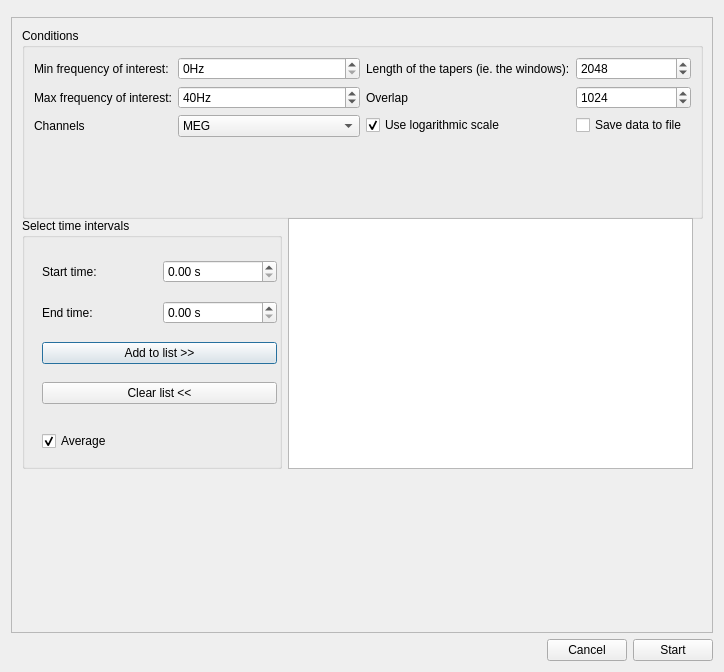
The window that qt4Designer_ui_files/powerSpectrumDialogUi.ui (cibr-jyu/meggie) describes before a commit, drawn with Qt 5.
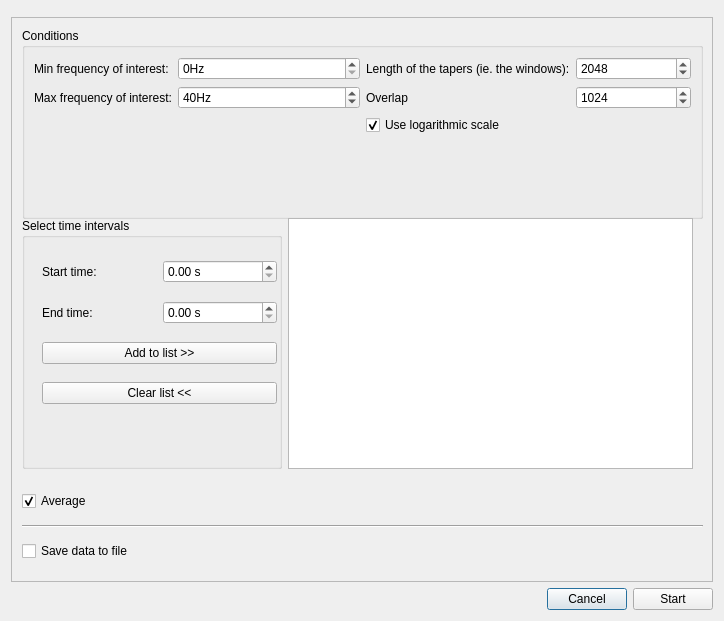
The same window after the commit.

Commit message: Do spectrum for epochs and update mne to 0.12.0

What changed in the file:
```diff
--- a/qt4Designer_ui_files/powerSpectrumDialogUi.ui
+++ b/qt4Designer_ui_files/powerSpectrumDialogUi.ui
@@ -7,13 +7,54 @@
     <x>0</x>
     <y>0</y>
     <width>724</width>
-    <height>672</height>
+    <height>621</height>
    </rect>
   </property>
   <property name="windowTitle">
    <string>Power spectrum</string>
   </property>
   <layout class="QGridLayout" name="gridLayout">
+   <item row="0" column="0">
+    <widget class="QDialogButtonBox" name="buttonBox">
+     <property name="orientation">
+      <enum>Qt::Horizontal</enum>
+     </property>
+     <property name="standardButtons">
+      <set>QDialogButtonBox::NoButton</set>
+     </property>
+    </widget>
+   </item>
+   <item row="2" column="0">
+    <layout class="QHBoxLayout" name="horizontalLayout_2">
+     <item>
+      <spacer name="horizontalSpacer_2">
+       <property name="orientation">
+        <enum>Qt::Horizontal</enum>
+       </property>
+       <property name="sizeHint" stdset="0">
+        <size>
+         <width>40</width>
+         <height>20</height>
+        </size>
+       </property>
+      </spacer>
+     </item>
+     <item>
+      <widget class="QPushButton" name="pushButtonReject">
+       <property name="text">
+        <string>Cancel</string>
+       </property>
+      </widget>
+     </item>
+     <item>
+      <widget class="QPushButton" name="pushButtonAccept">
+       <property name="text">
+        <string>Start</string>
+       </property>
+      </widget>
+     </item>
+    </layout>
+   </item>
    <item row="1" column="0">
     <widget class="QScrollArea" name="scrollArea">
      <property name="widgetResizable">
@@ -25,13 +66,13 @@
         <x>0</x>
         <y>0</y>
         <width>704</width>
-        <height>607</height>
+        <height>556</height>
        </rect>
       </property>
       <property name="minimumSize">
        <size>
         <width>700</width>
-        <height>410</height>
+        <height>540</height>
        </size>
       </property>
       <widget class="QGroupBox" name="groupBoxConditions">
@@ -106,27 +147,6 @@
               </property>
              </widget>
             </item>
-            <item row="3" column="0">
-             <widget class="QLabel" name="labelChannels">
-              <property name="text">
-               <string>Channels</string>
-              </property>
-             </widget>
-            </item>
-            <item row="3" column="1">
-             <widget class="QComboBox" name="comboBoxChannels">
-              <item>
-               <property name="text">
-                <string>MEG</string>
-               </property>
-              </item>
-              <item>
-               <property name="text">
-                <string>EEG</string>
-               </property>
-              </item>
-             </widget>
-            </item>
            </layout>
           </item>
           <item>
@@ -202,13 +222,6 @@
               </property>
              </widget>
             </item>
-            <item row="2" column="1">
-             <widget class="QCheckBox" name="checkBoxSaveData">
-              <property name="text">
-               <string>Save data to file</string>
-              </property>
-             </widget>
-            </item>
            </layout>
           </item>
          </layout>
@@ -310,22 +323,6 @@
             </item>
            </layout>
           </widget>
-          <widget class="QCheckBox" name="checkBoxAverage">
-           <property name="geometry">
-            <rect>
-             <x>20</x>
-             <y>210</y>
-             <width>94</width>
-             <height>26</height>
-            </rect>
-           </property>
-           <property name="text">
-            <string>Average</string>
-           </property>
-           <property name="checked">
-            <bool>true</bool>
-           </property>
-          </widget>
          </widget>
         </item>
         <item>
@@ -340,50 +337,51 @@
         </item>
        </layout>
       </widget>
+      <widget class="QCheckBox" name="checkBoxSaveData">
+       <property name="geometry">
+        <rect>
+         <x>10</x>
+         <y>520</y>
+         <width>128</width>
+         <height>26</height>
+        </rect>
+       </property>
+       <property name="text">
+        <string>Save data to file</string>
+       </property>
+      </widget>
+      <widget class="Line" name="line">
+       <property name="geometry">
+        <rect>
+         <x>10</x>
+         <y>500</y>
+         <width>681</width>
+         <height>16</height>
+        </rect>
+       </property>
+       <property name="orientation">
+        <enum>Qt::Horizontal</enum>
+       </property>
+      </widget>
+      <widget class="QCheckBox" name="checkBoxAverage">
+       <property name="geometry">
+        <rect>
+         <x>10</x>
+         <y>470</y>
+         <width>94</width>
+         <height>26</height>
+        </rect>
+       </property>
+       <property name="text">
+        <string>Average</string>
+       </property>
+       <property name="checked">
+        <bool>true</bool>
+       </property>
+      </widget>
      </widget>
     </widget>
    </item>
-   <item row="0" column="0">
-    <widget class="QDialogButtonBox" name="buttonBox">
-     <property name="orientation">
-      <enum>Qt::Horizontal</enum>
-     </property>
-     <property name="standardButtons">
-      <set>QDialogButtonBox::NoButton</set>
-     </property>
-    </widget>
-   </item>
-   <item row="2" column="0">
-    <layout class="QHBoxLayout" name="horizontalLayout_2">
-     <item>
-      <spacer name="horizontalSpacer_2">
-       <property name="orientation">
-        <enum>Qt::Horizontal</enum>
-       </property>
-       <property name="sizeHint" stdset="0">
-        <size>
-         <width>40</width>
-         <height>20</height>
-        </size>
-       </property>
-      </spacer>
-     </item>
-     <item>
-      <widget class="QPushButton" name="pushButtonReject">
-       <property name="text">
-        <string>Cancel</string>
-       </property>
-      </widget>
-     </item>
-     <item>
-      <widget class="QPushButton" name="pushButtonAccept">
-       <property name="text">
-        <string>Start</string>
-       </property>
-      </widget>
-     </item>
-    </layout>
-   </item>
   </layout>
  </widget>
  <tabstops>
```
The commit also changes 11 other files.
